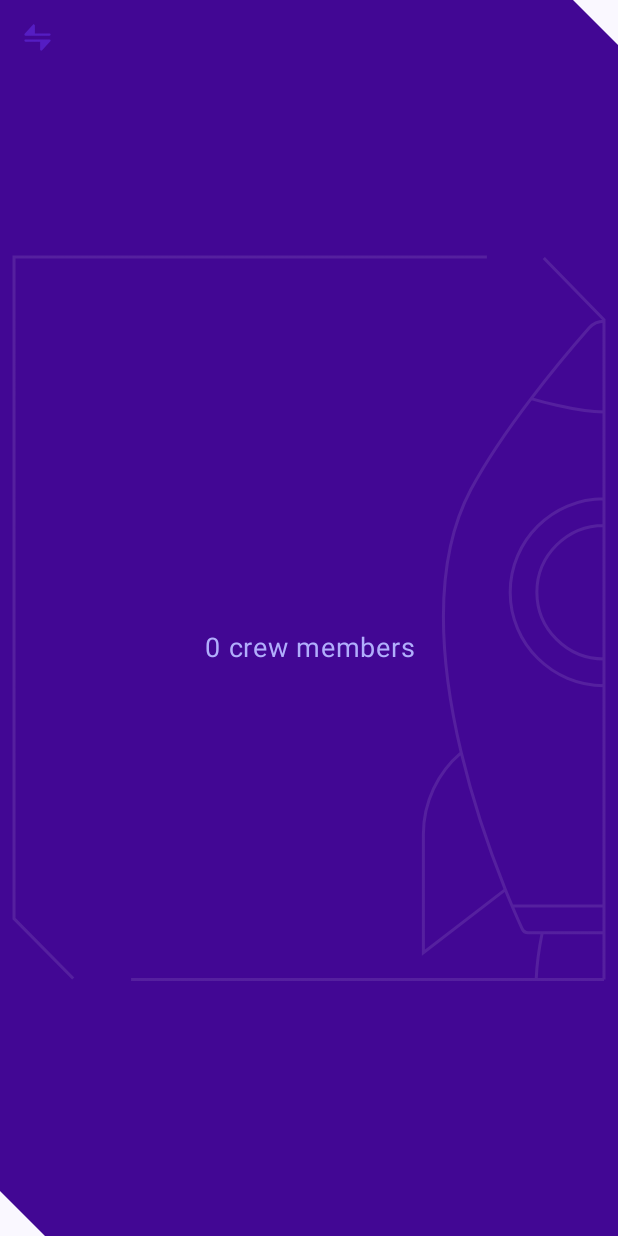
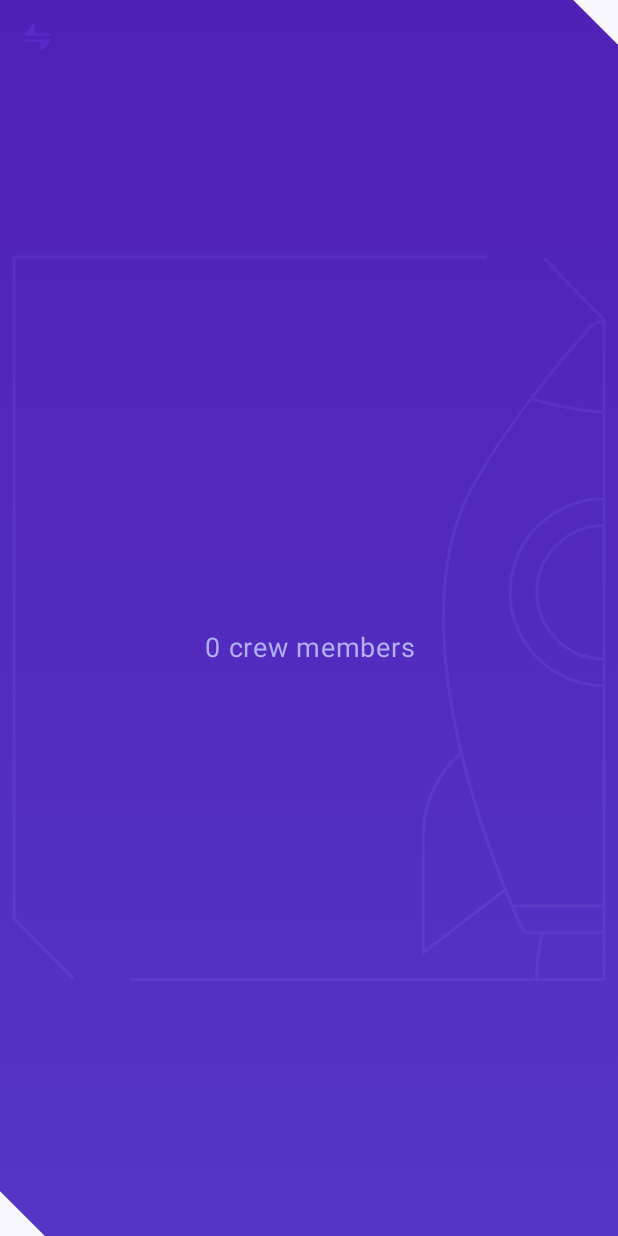
Before and after one commit to SzotsLevente/challangeSetMarch, an Android app built with Jetpack Compose: the composable FrontSideCard called with empty values, on a phone screen of 412 x 824 dp. Run offline under Robolectric (Android 15) with nearby library versions, the phone set to English and light mode, and no system bars.

Commit message:
colors updated

```diff
--- a/app/src/main/java/com/example/challangeset_mar/presentation/ui/MainActivity.kt
+++ b/app/src/main/java/com/example/challangeset_mar/presentation/ui/MainActivity.kt
@@ -14,6 +14,7 @@ import androidx.compose.ui.Modifier
 import com.example.challangeset_mar.presentation.AstrosViewModel
 import com.example.challangeset_mar.ui.theme.ChallangeSet_marTheme
 import dagger.hilt.android.AndroidEntryPoint
+import androidx.compose.ui.graphics.Color
 
 @AndroidEntryPoint
 class MainActivity : ComponentActivity() {
@@ -25,7 +26,10 @@ class MainActivity : ComponentActivity() {
         enableEdgeToEdge()
         setContent {
             ChallangeSet_marTheme {
-                Scaffold(modifier = Modifier.fillMaxSize()) { innerPadding ->
+                Scaffold(
+                    modifier = Modifier.fillMaxSize(),
+                    containerColor = Color.Transparent
+                ) { innerPadding ->
                     val uiState by viewModel.uiState.collectAsState()
 
                    AstrosScreen(modifier = Modifier.padding(innerPadding),
--- a/app/src/main/java/com/example/challangeset_mar/presentation/ui/views/AstroCard.kt
+++ b/app/src/main/java/com/example/challangeset_mar/presentation/ui/views/AstroCard.kt
@@ -39,6 +39,15 @@ import androidx.compose.ui.unit.dp
 import androidx.compose.ui.unit.sp
 import com.example.challangeset_mar.R
 import com.example.challangeset_mar.data.models.People
+import com.example.challangeset_mar.ui.theme.BackArrowColor
+import com.example.challangeset_mar.ui.theme.BackSideColor
+import com.example.challangeset_mar.ui.theme.BackTextColor
+import com.example.challangeset_mar.ui.theme.CardImageGradientEnd
+import com.example.challangeset_mar.ui.theme.CardImageGradientStart
+import com.example.challangeset_mar.ui.theme.FrontArrowColor
+import com.example.challangeset_mar.ui.theme.FrontPrimaryText
+import com.example.challangeset_mar.ui.theme.FrontSecondaryText
+import com.example.challangeset_mar.ui.theme.FrontSideColor
 
 enum class CardFace { Front, Back }
 
@@ -129,7 +138,7 @@ private fun FrontSideCard(
         Box(
             modifier = Modifier
                 .fillMaxSize()
-                .background(Color(0xFF420794))
+                .background(FrontSideColor)
         ) {
             Image(
                 painter = painterResource(id = R.drawable.vector),
@@ -147,7 +156,20 @@ private fun FrontSideCard(
                 modifier = Modifier
                     .padding(16.dp)
                     .align(Alignment.TopStart),
-                colorFilter = ColorFilter.tint(Color(0xFF551DC3))
+                colorFilter = ColorFilter.tint(FrontArrowColor)
+            )
+
+            Box(
+                modifier = Modifier
+                    .fillMaxSize()
+                    .background(
+                        Brush.verticalGradient(
+                            colors = listOf(
+                                CardImageGradientStart.copy(alpha = 0.55f),
+                                CardImageGradientEnd.copy(alpha = 0.55f)
+                            )
+                        )
+                    )
             )
 
             Box(
@@ -164,13 +186,13 @@ private fun FrontSideCard(
                         text = craftName,
                         fontSize = 32.sp,
                         fontWeight = FontWeight.Bold,
-                        color = Color(0xFFE6E5FE),
+                        color = FrontPrimaryText,
                         textAlign = TextAlign.Center
                     )
                     Text(
                         text = "$numberOfMembers crew members",
                         fontSize = 18.sp,
-                        color = Color(0xFFB1AEFC),
+                        color = FrontSecondaryText,
                         textAlign = TextAlign.Center,
                         modifier = Modifier.padding(top = 16.dp)
                     )
@@ -201,7 +223,7 @@ private fun BackSideCard(
             .fillMaxSize(),
         shape = backCutCornerShape,
         elevation = CardDefaults.cardElevation(defaultElevation = 0.dp),
-        colors = CardDefaults.cardColors(containerColor = Color(0xFFCAD5FC))
+        colors = CardDefaults.cardColors(containerColor = BackSideColor)
     ) {
         Box(
             modifier = Modifier
@@ -226,7 +248,7 @@ private fun BackSideCard(
                 modifier = Modifier
                     .padding(16.dp)
                     .align(Alignment.TopEnd),
-                colorFilter = ColorFilter.tint(Color(0xFFB9BDF6))
+                colorFilter = ColorFilter.tint(BackArrowColor)
             )
 
             Column(
@@ -239,7 +261,7 @@ private fun BackSideCard(
                         text = "${index + 1}. ${name}",
                         fontSize = 16.sp,
                         fontWeight = FontWeight.Medium,
-                        color = Color(0xFF1E093B),
+                        color = BackTextColor,
                         modifier = Modifier.padding(vertical = 4.dp)
                     )
                 }
--- a/app/src/main/java/com/example/challangeset_mar/ui/theme/Color.kt
+++ b/app/src/main/java/com/example/challangeset_mar/ui/theme/Color.kt
@@ -9,3 +9,19 @@ val Pink80 = Color(0xFFEFB8C8)
 val Purple40 = Color(0xFF6650a4)
 val PurpleGrey40 = Color(0xFF625b71)
 val Pink40 = Color(0xFF7D5260)
+
+// Custom palette from design screenshot
+val BackgroundGradientStart = Color(0xFF210A41)
+val BackgroundGradientEnd = Color(0xFF120327)
+
+val CardImageGradientStart = Color(0xFF5A35D3)
+val CardImageGradientEnd = Color(0xFF635CEF)
+
+val FrontSideColor = Color(0xFF420794)
+val FrontPrimaryText = Color(0xFFE6E5FE)
+val FrontSecondaryText = Color(0xFFB1AEFC)
+val FrontArrowColor = Color(0xFF551DC3)
+
+val BackSideColor = Color(0xFFCAD5FC)
+val BackTextColor = Color(0xFF1E093B)
+val BackArrowColor = Color(0xFFB9BDF6)
```
Also changed, not shown: app/src/main/java/com/example/challangeset_mar/presentation/ui/AstrosScreen.kt (+13 -1 lines).
